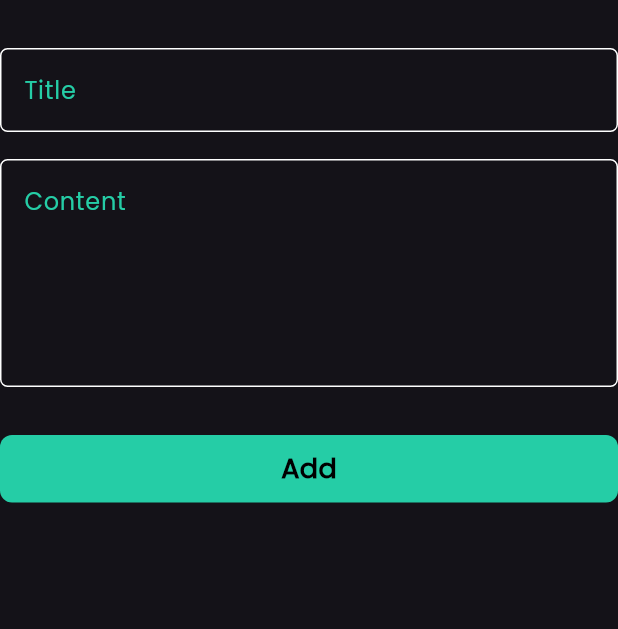
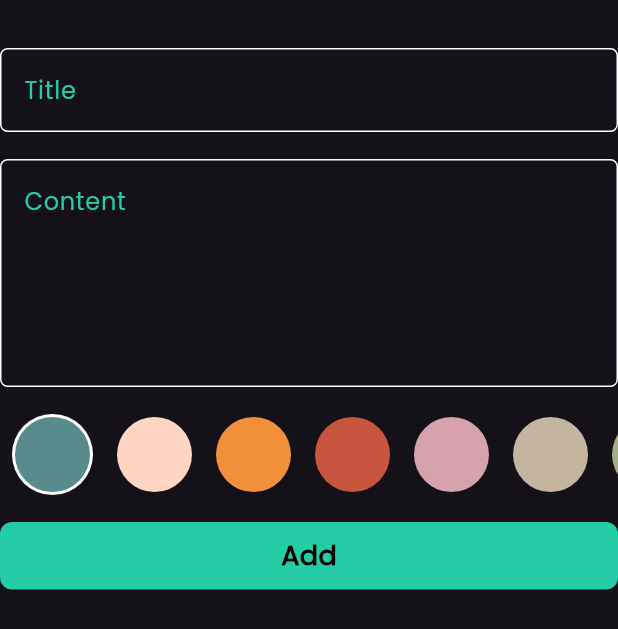
Before and after one commit to AnasShehata1/notes_app, a Flutter app: the AddNoteForm widget shown alone on an empty page, opened directly, on a phone screen of 412 x 824 dp. Shown: the top 629 px of the screen. Run offline on Flutter 3.47's test engine with Material 3 defaults, Android fonts, the phone set to English and light mode, and no system bars; our stand-ins replace bloc, flutter_bloc, hive, hive_flutter; accounts and stored records are empty.

Commit message:
add color list view

```diff
--- a/lib/widgets/add_note_form.dart
+++ b/lib/widgets/add_note_form.dart
@@ -4,6 +4,7 @@ import 'package:intl/intl.dart';
 import 'package:notes_app/cubits/add_note_cubit/add_note_cubit.dart';
 import 'package:notes_app/cubits/add_note_cubit/add_note_state.dart';
 import 'package:notes_app/models/note_model.dart';
+import 'package:notes_app/widgets/colors_list_view.dart';
 import 'package:notes_app/widgets/custom_button.dart';
 import 'package:notes_app/widgets/custom_text_field.dart';
 
@@ -40,7 +41,9 @@ class _AddNoteFormState extends State<AddNoteForm> {
               content = data;
             },
           ),
-          const SizedBox(height: 32),
+          const SizedBox(height: 18),
+          const ColorListView(),
+          const SizedBox(height: 18),
           BlocBuilder<AddNoteCubit, AddNoteStates>(
             builder: (context, state) {
               return CustomButton(
--- /dev/null
+++ b/lib/widgets/colors_list_view.dart
@@ -0,0 +1,76 @@
+
+import 'package:flutter/material.dart';
+
+class ColorItem extends StatelessWidget {
+  const ColorItem({super.key, required this.isSelected, required this.color});
+  final bool isSelected;
+  final Color color;
+  @override
+  Widget build(BuildContext context) {
+    return isSelected
+        ? CircleAvatar(
+            backgroundColor: Colors.white,
+            radius: 27,
+            child: CircleAvatar(
+              backgroundColor: color,
+              radius: 25,
+            ),
+          )
+        : CircleAvatar(
+            backgroundColor: color,
+            radius: 25,
+          );
+  }
+}
+
+class ColorListView extends StatefulWidget {
+  const ColorListView({super.key});
+
+  @override
+  State<ColorListView> createState() => _ColorListViewState();
+}
+
+class _ColorListViewState extends State<ColorListView> {
+  int currentIndex = 0;
+  List<Color> colors = const [
+    Color(0xff588B8B),
+    Color(0xffFFD5C2),
+    Color(0xffF28F3B),
+    Color(0xffC8553D),
+    Color(0xffD6A2AD),
+    Color(0xffC3B59F),
+    Color(0xffA0AF84),
+    Color(0xff668F80),
+    Color(0xff4A6670),
+    Color(0xff4C5F6B),
+    Color(0xff54C6EB),
+    Color(0xff06D6A0),
+    Color(0xffC179B9),
+    Color(0xffEF476F),
+    Color(0xffCC2936),
+  ];
+  @override
+  Widget build(BuildContext context) {
+    return SizedBox(
+      height: 54,
+      child: ListView.builder(
+        scrollDirection: Axis.horizontal,
+        itemCount: colors.length,
+        itemBuilder: (context, index) {
+          return Padding(
+            padding: const EdgeInsets.symmetric(horizontal: 8.0),
+            child: GestureDetector(
+                onTap: () {
+                  currentIndex = index;
+                  setState(() {});
+                },
+                child: ColorItem(
+                  isSelected: currentIndex == index,
+                  color: colors[index],
+                )),
+          );
+        },
+      ),
+    );
+  }
+}
```
